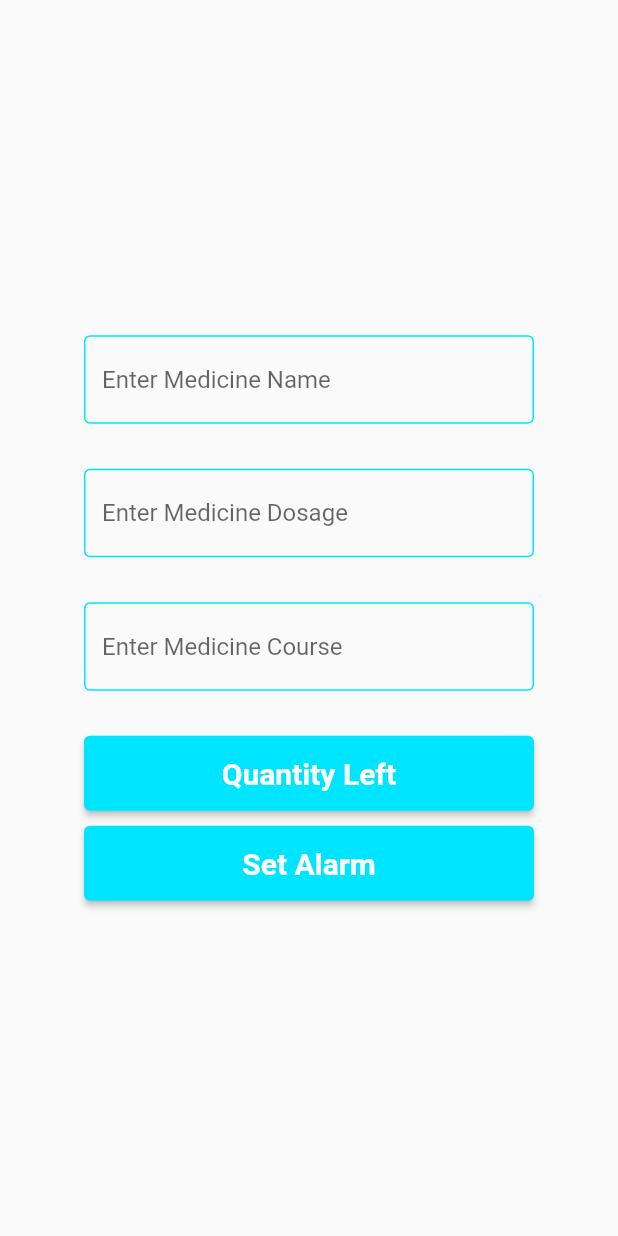
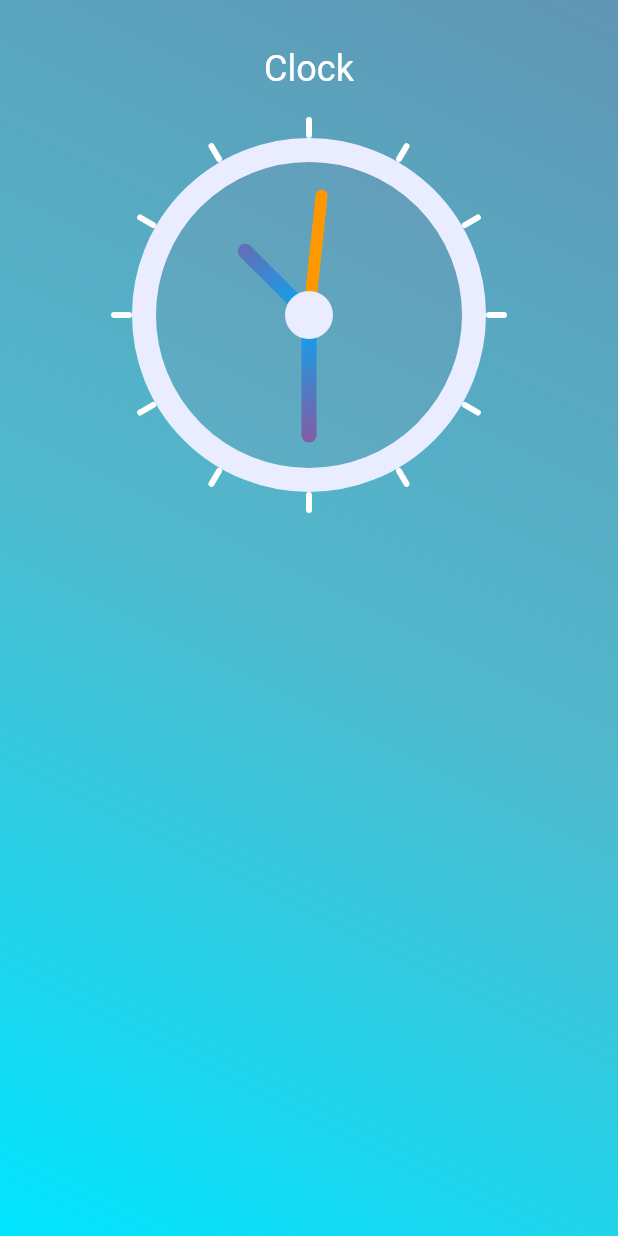
Before and after one commit to MedminderAJCE/MedMinder, a Flutter app: the AddMedicine screen opened directly, after a tap on "Set Alarm", on a phone screen of 412 x 824 dp. Run offline on Flutter 3.47's test engine with Material 2 defaults, Android fonts, the phone set to English and light mode, and no system bars; our stand-ins replace cloud_firestore, firebase_auth, firebase_core, fluttertoast, google_nav_bar; accounts and stored records are empty.

Commit message:
alarm config

```diff
--- a/lib/screens/addmedicine.dart
+++ b/lib/screens/addmedicine.dart
@@ -1,15 +1,16 @@
 import 'package:flutter/material.dart';
+import 'package:login/screens/setalarm.dart';
 
 class AddMedicine extends StatelessWidget {
   const AddMedicine({super.key});
 
   @override
   Widget build(BuildContext context) {
-    return   Scaffold(
-      body:Center(
-        child:SizedBox(
-          width:300,
-        child:Column(
+    return Scaffold(
+      body: Center(
+          child: SizedBox(
+              width: 300,
+              child: Column(
                 mainAxisAlignment: MainAxisAlignment.center,
                 children: [
                   const TextField(
@@ -17,76 +18,80 @@ class AddMedicine extends StatelessWidget {
                       hintText: "Enter Medicine Name",
                       focusedBorder: OutlineInputBorder(
                           borderSide: BorderSide(
-                    color:  Color(0xFF00E5FF),
-                  )
-                ),
+                        color: Color(0xFF00E5FF),
+                      )),
                       enabledBorder: OutlineInputBorder(
                           borderSide: BorderSide(
-                    color:  Color(0xFF00E5FF),
-                  )
+                        color: Color(0xFF00E5FF),
+                      )),
                     ),
                   ),
+                  Container(
+                    height: 30,
                   ),
-            Container(height: 30,),
                   const TextField(
                     keyboardType: TextInputType.phone,
                     decoration: InputDecoration(
                       hintText: "Enter Medicine Dosage",
                       focusedBorder: OutlineInputBorder(
                           borderSide: BorderSide(
-                    color:  Color(0xFF00E5FF),
-                  )
-                ),
+                        color: Color(0xFF00E5FF),
+                      )),
                       enabledBorder: OutlineInputBorder(
                           borderSide: BorderSide(
-                    color:  Color(0xFF00E5FF),
-                  )
+                        color: Color(0xFF00E5FF),
+                      )),
                     ),
                   ),
+                  Container(
+                    height: 30,
                   ),
-            Container(height: 30,),
                   const TextField(
                     decoration: InputDecoration(
                       hintText: "Enter Medicine Course",
                       focusedBorder: OutlineInputBorder(
                           borderSide: BorderSide(
-                    color:Color(0xFF00E5FF),
-                  )
-                ),
+                        color: Color(0xFF00E5FF),
+                      )),
                       enabledBorder: OutlineInputBorder(
                           borderSide: BorderSide(
-                    color:Color(0xFF00E5FF),
-                  )
+                        color: Color(0xFF00E5FF),
+                      )),
                     ),
                   ),
+                  Container(
+                    height: 30,
                   ),
-            Container(height: 30,),
-            ElevatedButton(onPressed: (){
-            },
+                  ElevatedButton(
+                    onPressed: () {},
                     child: const Text('Quantity Left',
                         style: TextStyle(
                             fontWeight: FontWeight.bold,
-                          fontSize:20,
-                          color: Colors.white)
-            ),
+                            fontSize: 20,
+                            color: Colors.white)),
                     style: ElevatedButton.styleFrom(
-              minimumSize: const Size(320.0,50.0),
+                      minimumSize: const Size(320.0, 50.0),
                       backgroundColor: const Color(0xFF00E5FF),
                     ),
                   ),
-             Container(height: 10,),
-            ElevatedButton(onPressed: (){
-            }, child: const Text('Set Alarm',
+                  Container(
+                    height: 10,
+                  ),
+                  ElevatedButton(
+                    onPressed: () {
+                      Navigator.pushReplacement(
+                          context,
+                          MaterialPageRoute(
+                              builder: (context) => const setalarm()));
+                    },
+                    child: const Text('Set Alarm',
                         style: TextStyle(
                             fontWeight: FontWeight.bold,
-                          fontSize:20,
-                          color: Colors.white)
-                          ),
+                            fontSize: 20,
+                            color: Colors.white)),
                     style: ElevatedButton.styleFrom(
-              minimumSize: const Size(320.0,50.0),
-              backgroundColor: const Color(0xFF00E5FF),
-            ),
-
+                        minimumSize: const Size(320.0, 50.0),
+                        backgroundColor: const Color(0xFF00E5FF)),
                   ),
                 ],
               ))),
--- a/lib/screens/clockview.dart
+++ b/lib/screens/clockview.dart
@@ -0,0 +1,118 @@
+import 'dart:async';
+import 'dart:math';
+import 'package:flutter/material.dart';
+
+class clockview extends StatefulWidget {
+  const clockview({Key? key}) : super(key: key);
+
+  @override
+  State<clockview> createState() => _clockviewState();
+}
+
+class _clockviewState extends State<clockview> {
+  @override void initState(){
+    Timer.periodic(Duration(seconds : 1), (timer) {
+      setState(() {
+
+      });
+    });
+    super.initState();
+  }
+  @override
+  Widget build(BuildContext context) {
+    return Container(
+      height: 300,
+      width: 300,
+      child: Transform.rotate(
+        angle: -pi/2,
+        child: CustomPaint(
+          painter: ClockPainter(),
+        ),
+      ),
+    );
+  }
+}
+
+class ClockPainter extends CustomPainter
+{
+  var dateTime = DateTime.now();
+  @override
+  void paint(Canvas canvas, Size size) {
+    var centreX = size.width/2;
+    var centerY = size.height/2;
+    var center = Offset(centreX,centerY);
+    var radius = min(centreX,centerY);
+    var outerRadius = radius-20;
+    var innerRadius = radius-30;
+    Paint hourDashPaint = Paint()
+      ..color = Colors.white
+      ..strokeWidth = 4
+      ..strokeCap =StrokeCap.round;
+
+    for(int i=0; i<360; i+=30){
+      var x1 = centreX - outerRadius * cos(i*pi/180);
+      var y1 = centreX - outerRadius * sin(i*pi/180);
+
+      var x2 = centreX - innerRadius * cos(i*pi/180);
+      var y2 = centreX - innerRadius * sin(i*pi/180);
+
+      canvas.drawLine(Offset(x1,y1),Offset(x2, y2),hourDashPaint);
+    }
+
+    var fillBrush = Paint()
+      ..color = Color(0xFF44974);
+
+    var outlineBrush = Paint()
+      ..color =Color(0xFFEAECFF)
+      ..style =PaintingStyle.stroke
+      ..strokeWidth=16;
+
+    var centerfillBrush = Paint()
+      ..color=Color(0xFFEAECFF);
+
+    var secHandBrush =Paint()
+      ..color = Colors.orange
+      ..style =PaintingStyle.stroke
+      ..strokeCap=StrokeCap.round
+      ..strokeWidth=8;
+
+    var minHandBrush =Paint()
+      ..shader= RadialGradient(colors:[Colors.lightBlue,Colors.pink])
+          .createShader(Rect.fromCircle(center: center, radius: radius))
+      ..style =PaintingStyle.stroke
+      ..strokeCap=StrokeCap.round
+      ..strokeWidth=10;
+
+    var hourHandBrush =Paint()
+      ..shader= RadialGradient(colors:[Colors.lightBlue,Colors.pink])
+          .createShader(Rect.fromCircle(center: center, radius: radius))
+      ..style =PaintingStyle.stroke
+      ..strokeCap=StrokeCap.round
+      ..strokeWidth=10;
+
+
+    canvas.drawCircle(center, radius-40, fillBrush);
+    canvas.drawCircle(center, radius-40, outlineBrush);
+
+    var hourHandX = centreX + 60 * cos((dateTime.hour*30 + dateTime.minute*0.5) * pi/180);
+    var hourHandY = centreX + 60 * sin((dateTime.hour*30 + dateTime.minute*0.5) * pi/180);
+    canvas.drawLine(center, Offset(hourHandX, hourHandY), hourHandBrush);
+
+    var minHandX = centreX + 80 * cos(dateTime.minute * 6 * pi/180);
+    var minHandY = centreX + 80 * sin(dateTime.minute * 6 * pi/180);
+    canvas.drawLine(center, Offset(minHandX,minHandY), minHandBrush);
+
+    var secHandX = centreX + 80 * cos(dateTime.second * 6 * pi/180);
+    var secHandY = centreX + 80 * sin(dateTime.second * 6 * pi/180);
+    canvas.drawLine(center, Offset(secHandX,secHandY), secHandBrush);
+
+    canvas.drawCircle(center, 16, centerfillBrush);
+
+  }
+
+  @override
+  bool shouldRepaint(covariant CustomPainter oldDelegate) {
+    return true;
+  }
+
+}
--- a/lib/screens/setalarm.dart
+++ b/lib/screens/setalarm.dart
@@ -0,0 +1,35 @@
+import 'package:flutter/material.dart';
+import 'package:login/screens/clockview.dart';
+class setalarm extends StatefulWidget {
+  const setalarm({Key? key}) : super(key: key);
+
+  @override
+  State<setalarm> createState() => _setalarmState();
+}
+
+class _setalarmState extends State<setalarm> {
+  @override
+  Widget build(BuildContext context) {
+    var now = DateTime.now();
+    return Scaffold(
+      body: Container(
+        padding:EdgeInsets.all(32),
+        alignment: Alignment.center,
+        decoration: const BoxDecoration(
+          gradient: LinearGradient(colors: [
+            Color(0xFF6096B4),
+            Color(0xFF51B9CD),
+            Color(0xFF00E5FF),
+          ], begin: Alignment.topRight, end: Alignment.bottomLeft),
+        ),
+        child: Column(
+    children: <Widget> [
+      Text('Clock',style: TextStyle(color: Colors.white,fontSize: 24),),
+    clockview(),
+    ],
+
+      ),
+    ),
+    );
+  }
+}
--- a/pubspec.yaml
+++ b/pubspec.yaml
@@ -28,6 +28,7 @@ environment:
 # the latest version available on pub.dev. To see which dependencies have newer
 # versions available, run `flutter pub outdated`.
 dependencies:
+  intl: ^0.18.1
   flutter:
     sdk: flutter
 
```
Also changed, not shown: pubspec.lock, 2 other files. Lines whose indentation alone changed are shown as unchanged.
